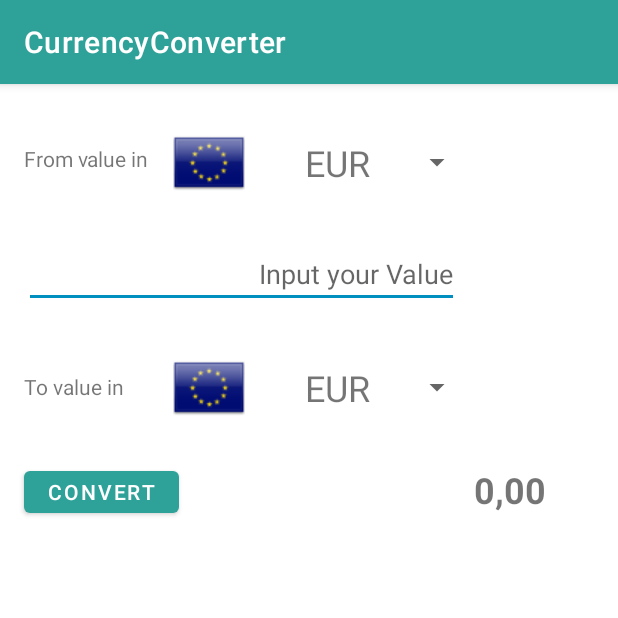
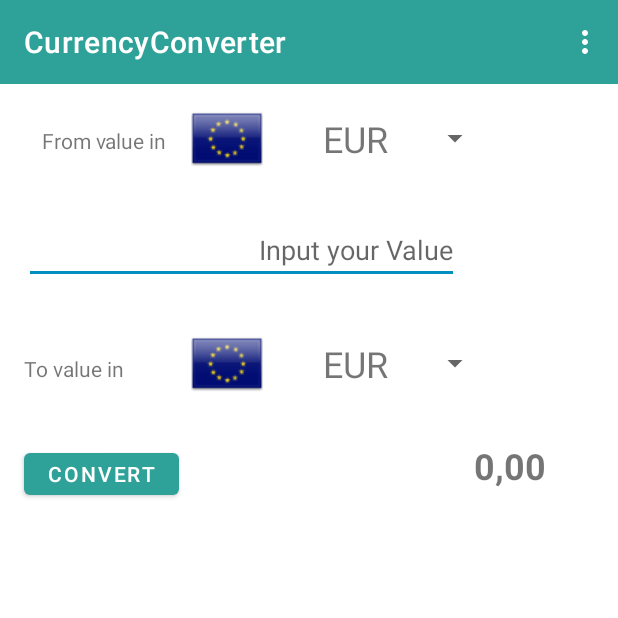
Before and after one commit to bircni/CurrencyConverter, an Android app: the screen it shows after launch (MainActivity), on a phone screen of 412 x 824 dp, the top half of it. Run offline under Robolectric (Android 15) with nearby library versions, the phone set to English and light mode, and no system bars.

Commit message:
added menubar

```diff
--- a/app/src/main/java/de/thu/currencyconverter/MainActivity.java
+++ b/app/src/main/java/de/thu/currencyconverter/MainActivity.java
@@ -1,13 +1,18 @@
 package de.thu.currencyconverter;
 
 import android.os.Bundle;
+import android.util.Log;
+import android.view.Menu;
+import android.view.MenuItem;
 import android.view.View;
 import android.widget.EditText;
 import android.widget.Spinner;
 import android.widget.TextView;
 
+import androidx.annotation.NonNull;
 import androidx.appcompat.app.AlertDialog;
 import androidx.appcompat.app.AppCompatActivity;
+import androidx.appcompat.widget.Toolbar;
 
 import java.util.Arrays;
 
@@ -51,8 +56,27 @@ public class MainActivity extends AppCompatActivity {
         from_value.setAdapter(adapter);
         Spinner to_value = findViewById(R.id.to_value);
         to_value.setAdapter(adapter);
+
+        Toolbar toolbar = (Toolbar)findViewById(R.id.toolbar);
+        setSupportActionBar(toolbar);
     }
 
+    @Override
+    public boolean onCreateOptionsMenu(Menu menu) {
+        getMenuInflater().inflate(R.menu.settings_menu, menu);
+        return true;
+    }
+
+    @Override
+    public boolean onOptionsItemSelected(@NonNull MenuItem item) {
+        switch (item.getItemId()) {
+            case R.id.my_menu_entry:
+                Log.i("AppBarExample", "Yes, you clicked!");
+                return true;
+            default:
+                return super.onOptionsItemSelected(item);
+        }
+    }
     /**
      * This method is called when the convert button is clicked.
      *
--- a/app/src/main/res/layout/activity_main.xml
+++ b/app/src/main/res/layout/activity_main.xml
@@ -6,14 +6,25 @@
     android:layout_height="match_parent"
     tools:context=".MainActivity">
 
+    <androidx.appcompat.widget.Toolbar
+        android:id="@+id/toolbar"
+        android:layout_width="match_parent"
+        android:layout_height="wrap_content"
+        android:background="?attr/colorPrimary"
+        android:minHeight="?attr/actionBarSize"
+        android:theme="?attr/actionBarTheme"
+        app:layout_constraintEnd_toEndOf="parent"
+        app:layout_constraintStart_toStartOf="parent"
+        app:layout_constraintTop_toTopOf="parent" />
+
     <Spinner
         android:id="@+id/from_value"
         android:layout_width="200dp"
         android:layout_height="40dp"
         android:layout_marginStart="16dp"
-        android:layout_marginTop="32dp"
+        android:layout_marginTop="16dp"
         app:layout_constraintStart_toEndOf="@+id/from_value_tv"
-        app:layout_constraintTop_toTopOf="parent" />
+        app:layout_constraintTop_toBottomOf="@+id/toolbar" />
 
     <Spinner
         android:id="@+id/to_value"
@@ -27,11 +38,11 @@
         android:id="@+id/from_value_tv"
         android:layout_width="wrap_content"
         android:layout_height="20dp"
-        android:layout_marginStart="16dp"
-        android:layout_marginTop="40dp"
+        android:layout_marginStart="28dp"
+        android:layout_marginTop="28dp"
         android:text="@string/from_value_in"
         app:layout_constraintStart_toStartOf="parent"
-        app:layout_constraintTop_toTopOf="parent" />
+        app:layout_constraintTop_toBottomOf="@+id/toolbar" />
 
     <TextView
         android:id="@+id/to_value_tv"
--- /dev/null
+++ b/app/src/main/res/menu/settings_menu.xml
@@ -0,0 +1,8 @@
+<?xml version="1.0" encoding="utf-8"?>
+<menu
+    xmlns:android="http://schemas.android.com/apk/res/android"
+    xmlns:app="http://schemas.android.com/apk/res-auto">
+    <item android:title="Select me!"
+        android:id="@+id/my_menu_entry"
+        app:showAsAction="never"/>
+</menu>
--- a/app/src/main/res/values-night/themes.xml
+++ b/app/src/main/res/values-night/themes.xml
@@ -12,5 +12,7 @@
         <!-- Status bar color. -->
         <item name="android:statusBarColor">?attr/colorPrimaryVariant</item>
         <!-- Customize your theme here. -->
+        <item name="windowActionBar">false</item>
+        <item name="windowNoTitle">true</item>
     </style>
 </resources>
--- a/app/src/main/res/values/themes.xml
+++ b/app/src/main/res/values/themes.xml
@@ -12,5 +12,7 @@
         <!-- Status bar color. -->
         <item name="android:statusBarColor">?attr/colorPrimaryVariant</item>
         <!-- Customize your theme here. -->
+        <item name="windowActionBar">false</item>
+        <item name="windowNoTitle">true</item>
     </style>
 </resources>
```
